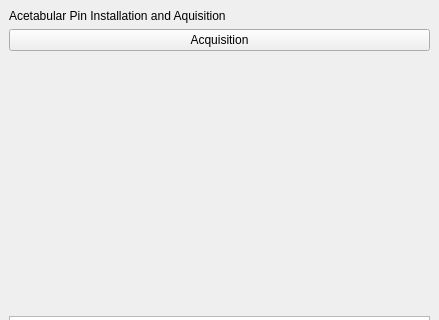
First picture: the form in Apps/AcetabularPrep/AcetabularPrepWidget.ui, repository wuzhuobin/MITK-Project, before the edit; both pictures show x 0 to 439 and y 0 to 320 of the 439 by 584 pixel window.
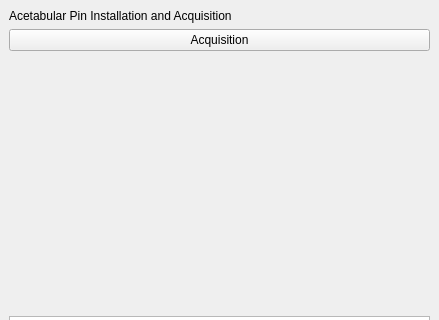
Second picture: the form after the edit. The open tabs and pages were chosen to show the change.

Commit message: Add AcetabularPinInstallationAndAcquisitionWidget page

```diff
--- a/Apps/AcetabularPrep/AcetabularPrepWidget.ui
+++ b/Apps/AcetabularPrep/AcetabularPrepWidget.ui
@@ -32,7 +32,7 @@
     <item>
      <widget class="QLabel" name="label_5">
       <property name="text">
-       <string>Acetabular Pin Installation and Aquisition</string>
+       <string>Acetabular Pin Installation and Acquisition</string>
       </property>
      </widget>
     </item>
```
Left out of the diff: 8 changed lines with no effect on the pictures. The commit also changes 25 other files.
